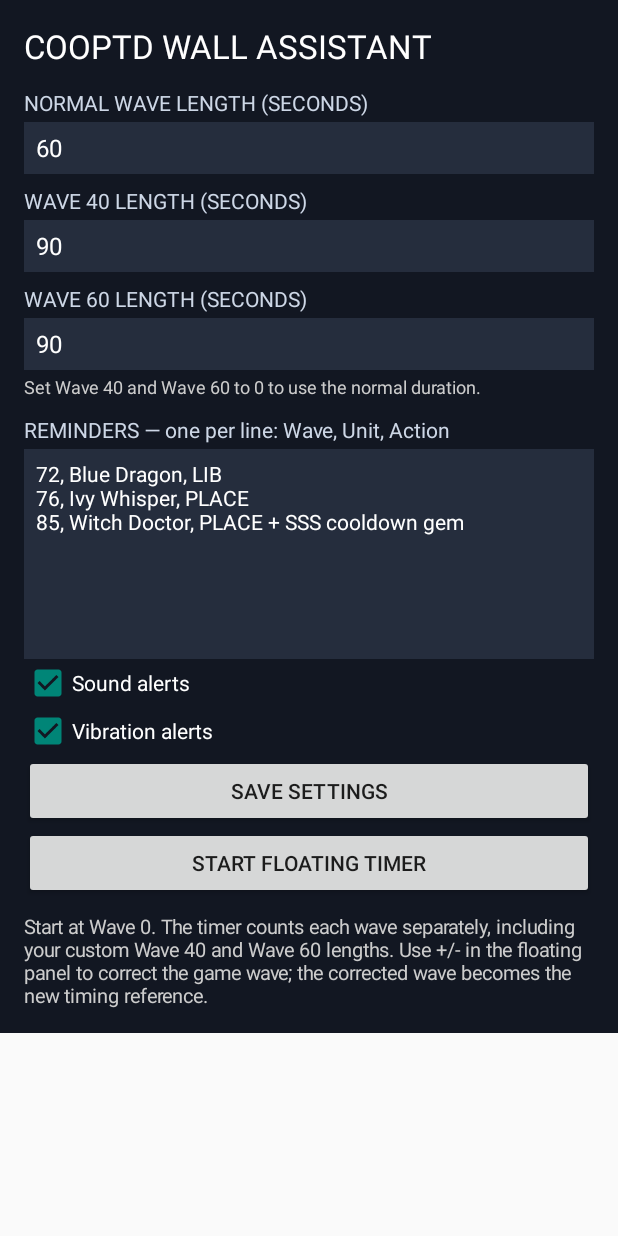
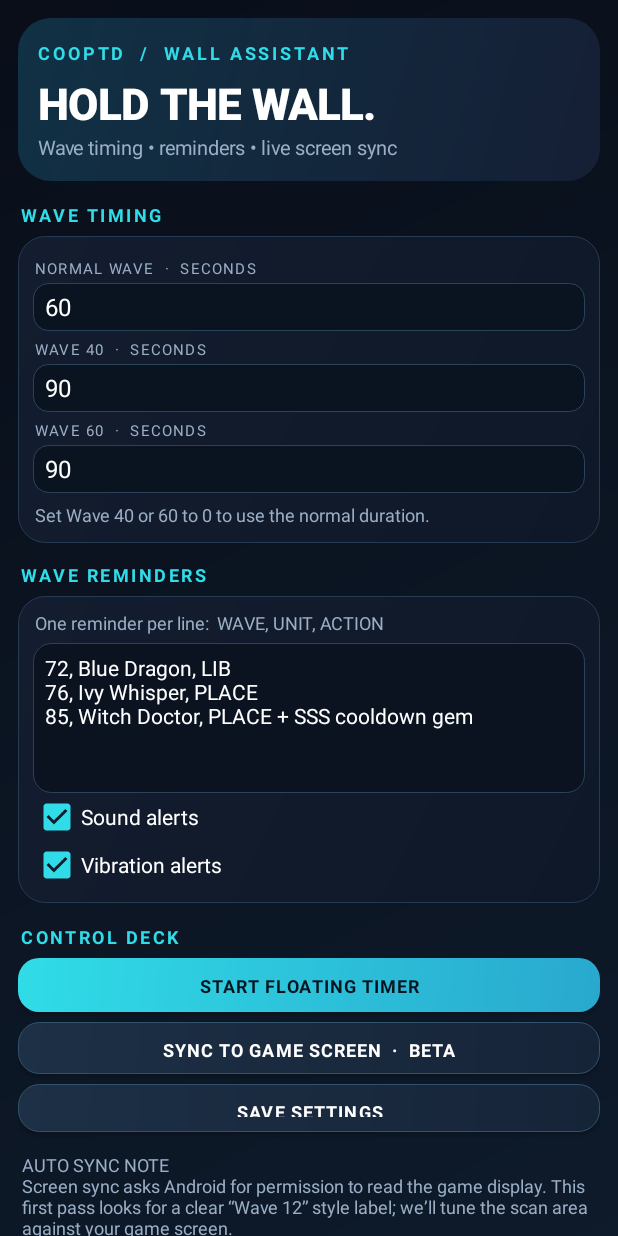
Before and after one commit to yoyoitsyo/CoopTD-App, an Android app: the screen it shows after launch (MainActivity), on a phone screen of 412 x 824 dp. Run offline under Robolectric (Android 15) with nearby library versions, the phone set to English and light mode, and no system bars.

Commit message:
Redesign app with CoopTD-inspired control deck and screen sync

```diff
--- a/app/src/main/java/com/yoyoitsyo/cooptdwall/MainActivity.kt
+++ b/app/src/main/java/com/yoyoitsyo/cooptdwall/MainActivity.kt
@@ -5,15 +5,20 @@ import android.app.Activity
 import android.content.Intent
 import android.content.pm.PackageManager
 import android.graphics.Color
+import android.graphics.Typeface
+import android.graphics.drawable.GradientDrawable
+import android.media.projection.MediaProjectionManager
 import android.net.Uri
 import android.os.Build
 import android.os.Bundle
 import android.provider.Settings
 import android.view.Gravity
+import android.view.View
 import android.view.ViewGroup
 import android.widget.*
 
 class MainActivity : Activity() {
+    companion object { private const val REQUEST_CAPTURE = 41 }
     private val prefs by lazy { getSharedPreferences("wall", MODE_PRIVATE) }
     private lateinit var normalLength: EditText
     private lateinit var wave40Length: EditText
@@ -22,95 +27,177 @@ class MainActivity : Activity() {
     private lateinit var sound: CheckBox
     private lateinit var vibration: CheckBox
 
+    private val bg = Color.rgb(9, 14, 25)
+    private val panel = Color.rgb(19, 29, 47)
+    private val cyan = Color.rgb(48, 220, 231)
+    private val muted = Color.rgb(154, 174, 197)
+
     override fun onCreate(savedInstanceState: Bundle?) {
         super.onCreate(savedInstanceState)
         val root = LinearLayout(this).apply {
             orientation = LinearLayout.VERTICAL
-            setPadding(24, 24, 24, 24)
-            setBackgroundColor(Color.rgb(18, 23, 34))
-        }
-        fun label(value: String) = TextView(this).apply {
-            text = value
-            textSize = 14f
-            setTextColor(Color.rgb(205, 215, 230))
-            setPadding(0, 12, 0, 5)
-        }
-        fun numberField(key: String, fallback: Int): EditText = EditText(this).apply {
-            setText(prefs.getInt(key, fallback).toString())
-            inputType = 2
-            textSize = 16f
-            setTextColor(Color.WHITE)
-            setHintTextColor(Color.LTGRAY)
-            setPadding(12, 8, 12, 8)
-            setBackgroundColor(Color.rgb(37, 45, 61))
+            setPadding(18, 18, 18, 28)
+            background = gradient(intArrayOf(bg, Color.rgb(14, 27, 43)), 0)
         }
 
-        root.addView(TextView(this).apply {
-            text = "COOPTD WALL ASSISTANT"
-            textSize = 22f
+        val hero = LinearLayout(this).apply {
+            orientation = LinearLayout.VERTICAL
+            setPadding(20, 22, 20, 20)
+            background = gradient(intArrayOf(Color.rgb(17, 49, 69), Color.rgb(21, 31, 53)), 22)
+        }
+        hero.addView(TextView(this).apply {
+            text = "COOPTD  /  WALL ASSISTANT"
+            textSize = 12f
+            letterSpacing = 0.16f
+            setTextColor(cyan)
+            typeface = Typeface.DEFAULT_BOLD
+        })
+        hero.addView(TextView(this).apply {
+            text = "HOLD THE WALL."
+            textSize = 29f
             setTextColor(Color.WHITE)
-            setPadding(0, 0, 0, 8)
+            typeface = Typeface.create("sans-serif-black", Typeface.NORMAL)
+            setPadding(0, 9, 0, 2)
         })
-        root.addView(label("NORMAL WAVE LENGTH (SECONDS)"))
+        hero.addView(TextView(this).apply {
+            text = "Wave timing • reminders • live screen sync"
+            textSize = 13f
+            setTextColor(muted)
+        })
+        root.addView(hero, LinearLayout.LayoutParams(-1, -2).apply { bottomMargin = 18 })
+
+        root.addView(sectionTitle("WAVE TIMING"))
+        val timingCard = card()
         normalLength = numberField("interval", 60)
-        root.addView(normalLength, ViewGroup.LayoutParams(-1, 52))
-        root.addView(label("WAVE 40 LENGTH (SECONDS)"))
         wave40Length = numberField("wave40", 90)
-        root.addView(wave40Length, ViewGroup.LayoutParams(-1, 52))
-        root.addView(label("WAVE 60 LENGTH (SECONDS)"))
         wave60Length = numberField("wave60", 90)
-        root.addView(wave60Length, ViewGroup.LayoutParams(-1, 52))
-        root.addView(TextView(this).apply {
-            text = "Set Wave 40 and Wave 60 to 0 to use the normal duration."
+        addField(timingCard, "NORMAL WAVE  ·  SECONDS", normalLength)
+        addField(timingCard, "WAVE 40  ·  SECONDS", wave40Length)
+        addField(timingCard, "WAVE 60  ·  SECONDS", wave60Length)
+        timingCard.addView(TextView(this).apply {
+            text = "Set Wave 40 or 60 to 0 to use the normal duration."
             textSize = 12f
-            setTextColor(Color.LTGRAY)
-            setPadding(0, 4, 0, 4)
+            setTextColor(muted)
+            setPadding(2, 9, 2, 2)
         })
+        root.addView(timingCard, LinearLayout.LayoutParams(-1, -2).apply { bottomMargin = 16 })
 
-        root.addView(label("REMINDERS — one per line: Wave, Unit, Action"))
+        root.addView(sectionTitle("WAVE REMINDERS"))
+        val reminderCard = card()
+        reminderCard.addView(TextView(this).apply {
+            text = "One reminder per line:  WAVE, UNIT, ACTION"
+            textSize = 12f
+            setTextColor(muted)
+            setPadding(2, 0, 2, 8)
+        })
         reminders = EditText(this).apply {
             setText(prefs.getString("reminders", "72, Blue Dragon, LIB\n76, Ivy Whisper, PLACE\n85, Witch Doctor, PLACE + SSS cooldown gem"))
-            minLines = 5
+            minLines = 4
             gravity = Gravity.TOP
             textSize = 14f
             setTextColor(Color.WHITE)
-            setHintTextColor(Color.LTGRAY)
+            setHintTextColor(muted)
             setPadding(12, 10, 12, 10)
-            setBackgroundColor(Color.rgb(37, 45, 61))
+            background = gradient(intArrayOf(Color.rgb(11, 19, 33), Color.rgb(11, 19, 33)), 12, Color.rgb(44, 66, 88))
         }
-        root.addView(reminders, ViewGroup.LayoutParams(-1, 210))
+        reminderCard.addView(reminders, ViewGroup.LayoutParams(-1, 150))
         sound = CheckBox(this).apply {
             text = "Sound alerts"; setTextColor(Color.WHITE)
+            buttonTintList = android.content.res.ColorStateList.valueOf(cyan)
             isChecked = prefs.getBoolean("sound", true)
         }
         vibration = CheckBox(this).apply {
             text = "Vibration alerts"; setTextColor(Color.WHITE)
+            buttonTintList = android.content.res.ColorStateList.valueOf(cyan)
             isChecked = prefs.getBoolean("vibration", true)
         }
-        root.addView(sound)
-        root.addView(vibration)
-        root.addView(Button(this).apply {
-            text = "SAVE SETTINGS"
-            setOnClickListener {
-                saveSettings()
-                Toast.makeText(this@MainActivity, "Settings saved", Toast.LENGTH_SHORT).show()
-            }
+        reminderCard.addView(sound)
+        reminderCard.addView(vibration)
+        root.addView(reminderCard, LinearLayout.LayoutParams(-1, -2).apply { bottomMargin = 18 })
+
+        root.addView(sectionTitle("CONTROL DECK"))
+        root.addView(actionButton("START FLOATING TIMER", true) {
+            saveSettings()
+            startOverlay()
+        }, LinearLayout.LayoutParams(-1, 54).apply { bottomMargin = 10 })
+        root.addView(actionButton("SYNC TO GAME SCREEN  ·  BETA", false) {
+            saveSettings()
+            requestScreenSync()
+        }, LinearLayout.LayoutParams(-1, 52).apply { bottomMargin = 10 })
+        root.addView(actionButton("SAVE SETTINGS", false) {
+            saveSettings()
+            Toast.makeText(this, "Settings saved", Toast.LENGTH_SHORT).show()
+        }, LinearLayout.LayoutParams(-1, 48).apply { bottomMargin = 16 })
+
+        root.addView(TextView(this).apply {
+            text = "AUTO SYNC NOTE\nScreen sync asks Android for permission to read the game display. This first pass looks for a clear “Wave 12” style label; we’ll tune the scan area against your actual game screen."
+            textSize = 12f
+            setTextColor(muted)
+            setPadding(4, 4, 4, 8)
         })
-        root.addView(Button(this).apply {
-            text = "START FLOATING TIMER"
-            setOnClickListener { saveSettings(); startOverlay() }
+        setContentView(ScrollView(this).apply {
+            setBackgroundColor(bg)
+            isFillViewport = true
+            addView(root)
         })
-        root.addView(TextView(this).apply {
-            text = "Start at Wave 0. The timer counts each wave separately, including your custom Wave 40 and Wave 60 lengths. Use +/- in the floating panel to correct the game wave; the corrected wave becomes the new timing reference."
-            textSize = 13f
-            setTextColor(Color.LTGRAY)
-            setPadding(0, 14, 0, 0)
-        })
-        setContentView(ScrollView(this).apply { addView(root) })
         if (Build.VERSION.SDK_INT >= 33 &&
             checkSelfPermission(Manifest.permission.POST_NOTIFICATIONS) != PackageManager.PERMISSION_GRANTED) {
             requestPermissions(arrayOf(Manifest.permission.POST_NOTIFICATIONS), 4)
         }
+    }
+
+    private fun gradient(colors: IntArray, radius: Int, stroke: Int? = null) = GradientDrawable(
+        GradientDrawable.Orientation.TL_BR, colors
+    ).apply {
+        cornerRadius = radius * resources.displayMetrics.density
+        if (stroke != null) setStroke((1 * resources.displayMetrics.density).toInt(), stroke)
+    }
+
+    private fun card() = LinearLayout(this).apply {
+        orientation = LinearLayout.VERTICAL
+        setPadding(15, 14, 15, 14)
+        background = gradient(intArrayOf(panel, Color.rgb(15, 24, 40)), 18, Color.rgb(36, 59, 81))
+    }
+
+    private fun sectionTitle(textValue: String) = TextView(this).apply {
+        text = textValue
+        textSize = 12f
+        letterSpacing = 0.14f
+        setTextColor(cyan)
+        typeface = Typeface.DEFAULT_BOLD
+        setPadding(3, 3, 3, 9)
+    }
+
+    private fun addField(parent: LinearLayout, title: String, field: EditText) {
+        parent.addView(TextView(this).apply {
+            text = title
+            textSize = 10f
+            letterSpacing = 0.08f
+            setTextColor(muted)
+            setPadding(2, 8, 2, 4)
+        })
+        parent.addView(field, ViewGroup.LayoutParams(-1, 48))
+    }
+
+    private fun numberField(key: String, fallback: Int): EditText = EditText(this).apply {
+        setText(prefs.getInt(key, fallback).toString())
+        inputType = 2
+        textSize = 16f
+        setTextColor(Color.WHITE)
+        setPadding(12, 5, 12, 5)
+        background = gradient(intArrayOf(Color.rgb(10, 19, 32), Color.rgb(10, 19, 32)), 10, Color.rgb(43, 67, 88))
+    }
+
+    private fun actionButton(label: String, primary: Boolean, action: () -> Unit) = Button(this).apply {
+        text = label
+        textSize = 12f
+        letterSpacing = 0.06f
+        typeface = Typeface.DEFAULT_BOLD
+        setTextColor(if (primary) Color.rgb(5, 20, 30) else Color.WHITE)
+        background = if (primary) gradient(intArrayOf(cyan, Color.rgb(41, 168, 206)), 14)
+            else gradient(intArrayOf(Color.rgb(29, 48, 70), Color.rgb(22, 36, 56)), 14, Color.rgb(49, 83, 109))
+        isAllCaps = false
+        setOnClickListener { action() }
     }
 
     private fun saveSettings() {
@@ -128,9 +215,7 @@ class MainActivity : Activity() {
 
     private fun startOverlay() {
         if (!Settings.canDrawOverlays(this)) {
-            startActivityForResult(
-                Intent(Settings.ACTION_MANAGE_OVERLAY_PERMISSION, Uri.parse("package:$packageName")), 9
-            )
+            startActivityForResult(Intent(Settings.ACTION_MANAGE_OVERLAY_PERMISSION, Uri.parse("package:$packageName")), 9)
             Toast.makeText(this, "Allow display over other apps, then tap Start again", Toast.LENGTH_LONG).show()
             return
         }
@@ -139,4 +224,31 @@ class MainActivity : Activity() {
         Toast.makeText(this, "Floating timer started", Toast.LENGTH_SHORT).show()
         moveTaskToBack(true)
     }
+
+    private fun requestScreenSync() {
+        if (!Settings.canDrawOverlays(this)) {
+            Toast.makeText(this, "Allow display over other apps first, then tap screen sync again", Toast.LENGTH_LONG).show()
+            startActivityForResult(Intent(Settings.ACTION_MANAGE_OVERLAY_PERMISSION, Uri.parse("package:$packageName")), 9)
+            return
+        }
+        val manager = getSystemService(MEDIA_PROJECTION_SERVICE) as MediaProjectionManager
+        startActivityForResult(manager.createScreenCaptureIntent(), REQUEST_CAPTURE)
+    }
+
+    @Deprecated("Deprecated in Android API")
+    override fun onActivityResult(requestCode: Int, resultCode: Int, data: Intent?) {
+        super.onActivityResult(requestCode, resultCode, data)
+        if (requestCode == REQUEST_CAPTURE && resultCode == RESULT_OK && data != null) {
+            val serviceIntent = Intent(this, OverlayService::class.java).apply {
+                action = OverlayService.ACTION_START_SCAN
+                putExtra(OverlayService.EXTRA_RESULT_CODE, resultCode)
+                putExtra(OverlayService.EXTRA_RESULT_DATA, data)
+            }
+            if (Build.VERSION.SDK_INT >= 26) startForegroundService(serviceIntent) else startService(serviceIntent)
+            Toast.makeText(this, "Screen sync starting…", Toast.LENGTH_SHORT).show()
+            moveTaskToBack(true)
+        } else if (requestCode == REQUEST_CAPTURE) {
+            Toast.makeText(this, "Screen sync permission was not granted", Toast.LENGTH_SHORT).show()
+        }
+    }
 }
```
